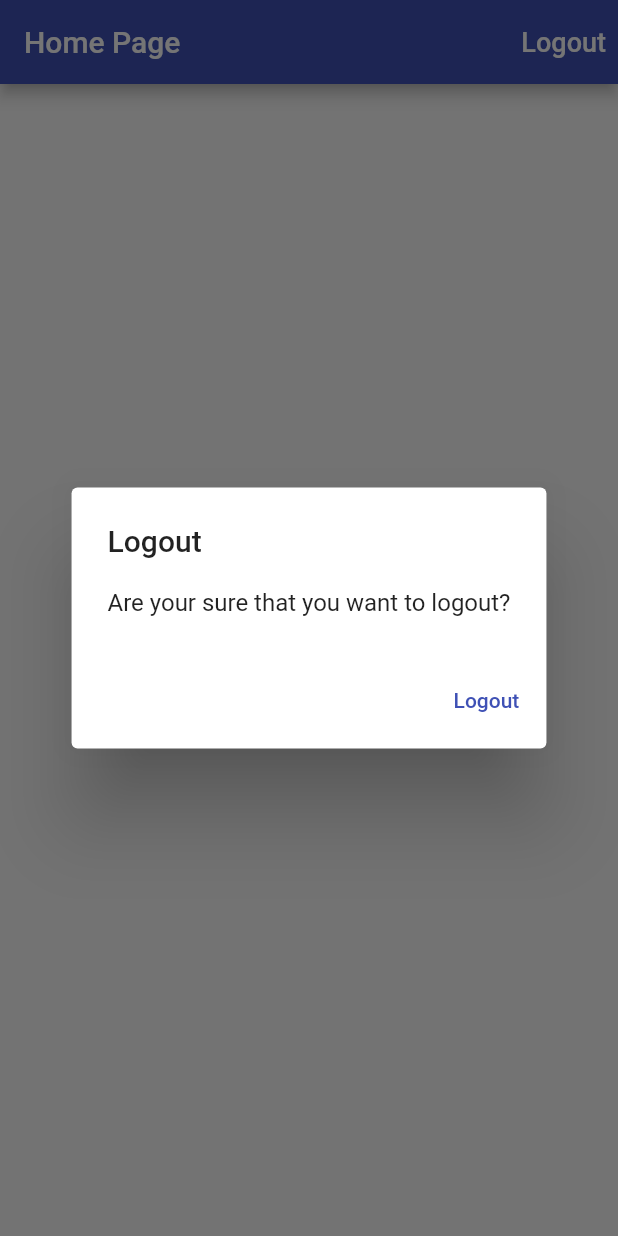
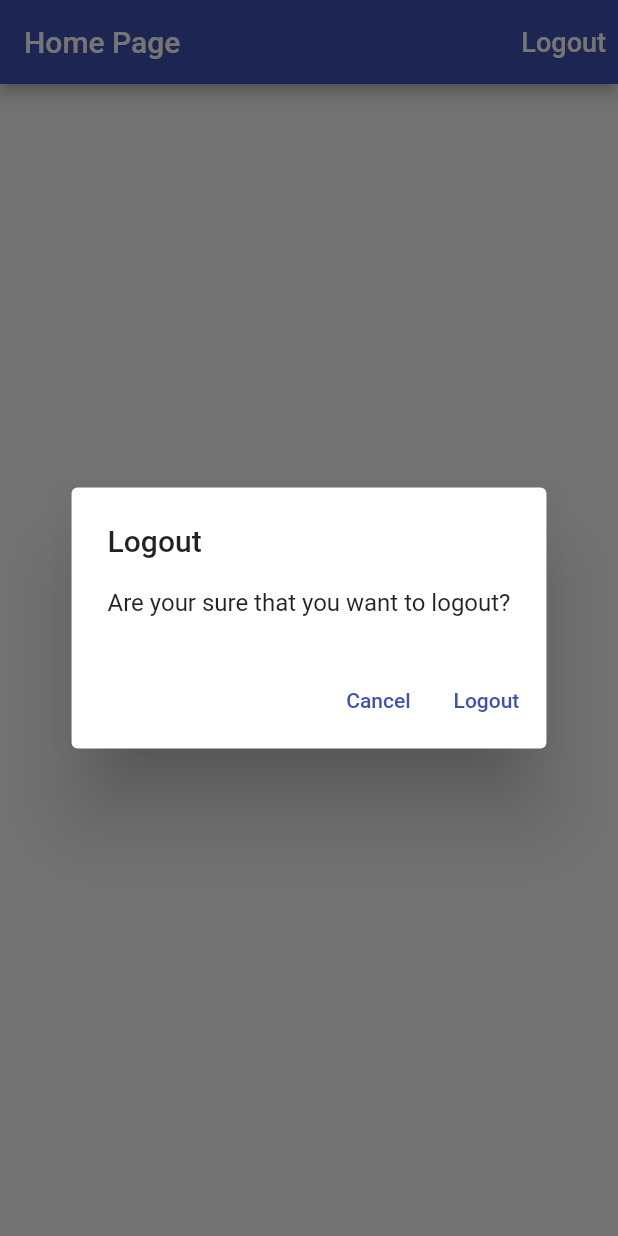
Before and after one commit to Artwot/curso-flutter, a Flutter app: the screen it shows once a user with an empty profile is signed in, after a tap on "Logout", on a phone screen of 412 x 824 dp. Run offline on Flutter 3.47's test engine with Material 2 defaults, Android fonts, the phone set to English and light mode, and no system bars; our stand-ins replace firebase_auth, firebase_core, google_sign_in; missing offline and left inert: flutter_login_facebook; accounts and stored records are empty.

```diff
--- a/time_tracker_flutter_course/lib/app/home_page.dart
+++ b/time_tracker_flutter_course/lib/app/home_page.dart
@@ -20,8 +20,10 @@ class HomePage extends StatelessWidget {
       context,
       title: 'Logout',
       content: 'Are your sure that you want to logout?',
+      cancelActionText: 'Cancel',
       defaultActionText: 'Logout',
     );
+
     if (didRequestSignOut == true) _signOut();
   }
 
--- a/time_tracker_flutter_course/lib/common_widgets/show_alert_dialog.dart
+++ b/time_tracker_flutter_course/lib/common_widgets/show_alert_dialog.dart
@@ -12,6 +12,7 @@ Future<bool?> showAlertDialog(
   if (!Platform.isIOS) {
     return showDialog(
       context: context,
+      barrierDismissible: false,
       builder: (context) => AlertDialog(
         title: Text(title),
         content: Text(content),
```
